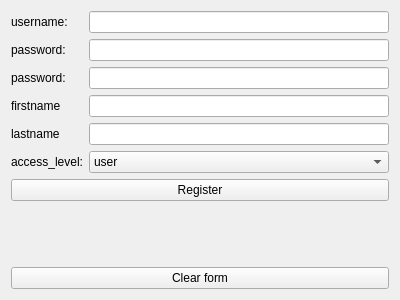
Before: the Qt Designer form phoma/forms/registrationform.ui in abcdw/phoma, drawn with Qt 5.
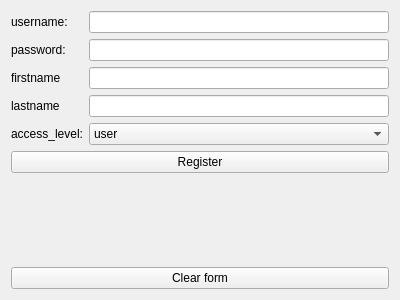
After: the same form once the commit is applied.

```diff
--- a/phoma/forms/registrationform.ui
+++ b/phoma/forms/registrationform.ui
@@ -14,6 +14,9 @@
    <string>Form</string>
   </property>
   <layout class="QFormLayout" name="formLayout">
+   <property name="fieldGrowthPolicy">
+    <enum>QFormLayout::AllNonFixedFieldsGrow</enum>
+   </property>
    <item row="0" column="0">
     <widget class="QLabel" name="username">
      <property name="text">
@@ -31,49 +34,42 @@
      </property>
     </widget>
    </item>
+   <item row="1" column="1">
+    <widget class="QLineEdit" name="passEdit">
+     <property name="echoMode">
+      <enum>QLineEdit::Password</enum>
+     </property>
+    </widget>
+   </item>
    <item row="2" column="0">
-    <widget class="QLabel" name="label_3">
-     <property name="text">
-      <string>password:</string>
-     </property>
-    </widget>
-   </item>
-   <item row="3" column="0">
     <widget class="QLabel" name="label_4">
      <property name="text">
       <string>firstname</string>
      </property>
     </widget>
    </item>
-   <item row="4" column="0">
+   <item row="2" column="1">
+    <widget class="QLineEdit" name="firstnameEdit"/>
+   </item>
+   <item row="3" column="0">
     <widget class="QLabel" name="label_5">
      <property name="text">
       <string>lastname</string>
      </property>
     </widget>
    </item>
-   <item row="1" column="1">
-    <widget class="QLineEdit" name="passEdit">
-     <property name="echoMode">
-      <enum>QLineEdit::Password</enum>
-     </property>
-    </widget>
-   </item>
-   <item row="2" column="1">
-    <widget class="QLineEdit" name="passEdit_2">
-     <property name="echoMode">
-      <enum>QLineEdit::Password</enum>
-     </property>
-    </widget>
-   </item>
    <item row="3" column="1">
-    <widget class="QLineEdit" name="firstnameEdit"/>
-   </item>
-   <item row="4" column="1">
     <widget class="QLineEdit" name="lastnameEdit"/>
    </item>
-   <item row="5" column="1">
-    <widget class="QComboBox" name="comboBox">
+   <item row="4" column="0">
+    <widget class="QLabel" name="label">
+     <property name="text">
+      <string>access_level:</string>
+     </property>
+    </widget>
+   </item>
+   <item row="4" column="1">
+    <widget class="QComboBox" name="accessBox">
      <property name="currentIndex">
       <number>0</number>
      </property>
@@ -94,28 +90,14 @@
      </item>
     </widget>
    </item>
-   <item row="5" column="0">
-    <widget class="QLabel" name="label">
-     <property name="text">
-      <string>access_level:</string>
-     </property>
-    </widget>
-   </item>
-   <item row="7" column="0" colspan="2">
+   <item row="6" column="0" colspan="2">
     <widget class="QPushButton" name="registerButton">
      <property name="text">
       <string>Register</string>
      </property>
     </widget>
    </item>
-   <item row="9" column="0" colspan="2">
-    <widget class="QPushButton" name="clearButton">
-     <property name="text">
-      <string>Clear form</string>
-     </property>
-    </widget>
-   </item>
-   <item row="8" column="0" colspan="2">
+   <item row="7" column="0" colspan="2">
     <spacer name="verticalSpacer">
      <property name="orientation">
       <enum>Qt::Vertical</enum>
@@ -128,6 +110,13 @@
      </property>
     </spacer>
    </item>
+   <item row="8" column="0" colspan="2">
+    <widget class="QPushButton" name="clearButton">
+     <property name="text">
+      <string>Clear form</string>
+     </property>
+    </widget>
+   </item>
   </layout>
  </widget>
  <resources/>
```
